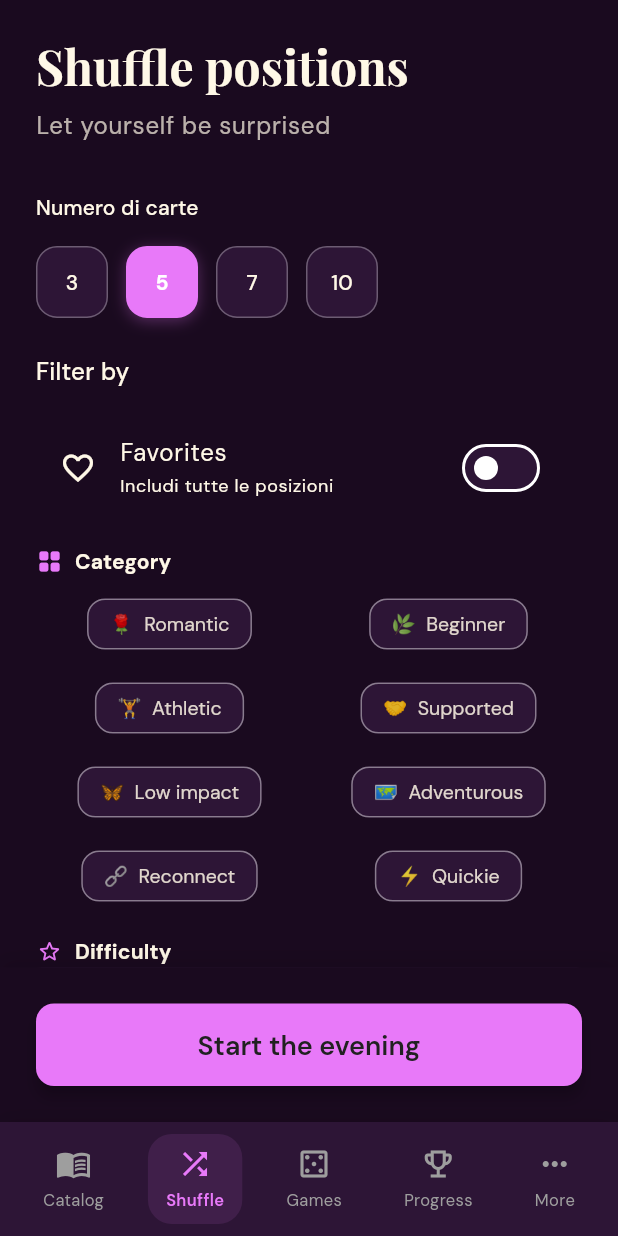
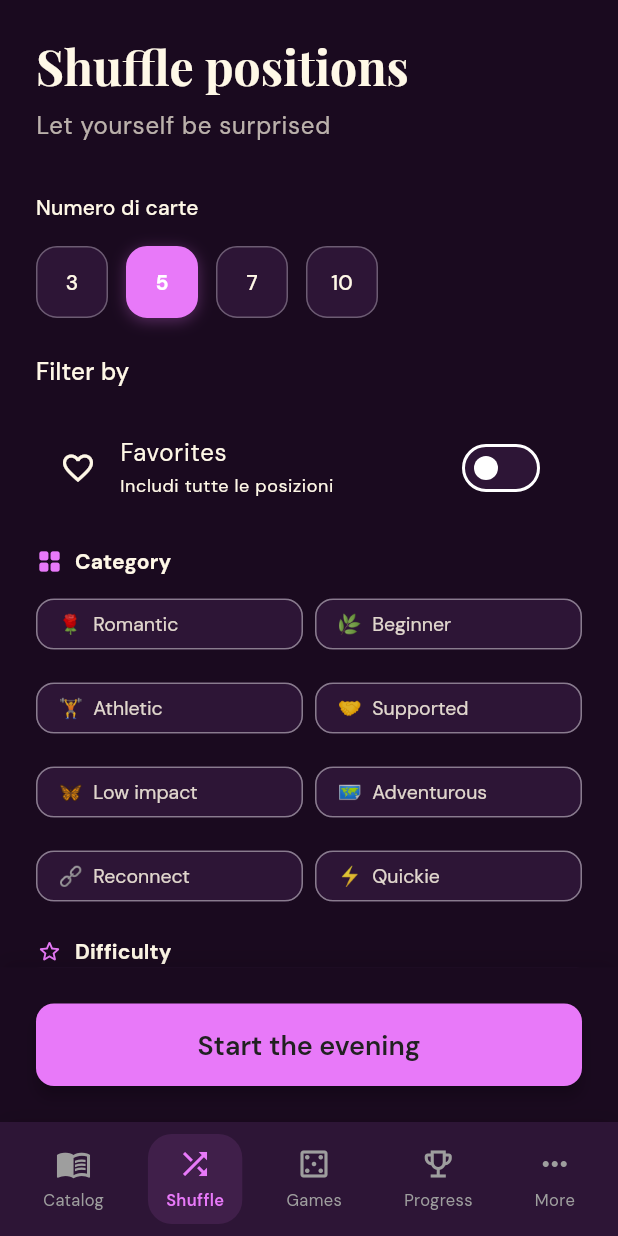
Before and after one commit to godcorpspa/kamasutra_app, a Flutter app: the ShuffleScreen screen opened by its route, on a phone screen of 412 x 824 dp. Run offline on Flutter 3.47's test engine with Material 3 defaults, Android fonts, the phone set to English and light mode, and no system bars; our stand-ins replace cloud_firestore, confetti, easy_localization, equatable, firebase_auth, firebase_core and 6 more; accounts and stored records are empty; network calls fail; project files that could hold a hidden picture were left out.

Commit message:
Allinea a sinistra le label dei chip filtro in catalogo e shuffle
- FilterChip: wrap Text in Align(Alignment.centerLeft)
- ChoiceChip: sostituisce Center con Align(Alignment.centerLeft)
- Rimosso textAlign: TextAlign.center nei ChoiceChip

https://claude.ai/code/session_013EC1d6fwaYQNjbCSc73bin

```diff
--- a/lib/features/shuffle/presentation/shuffle_screen.dart
+++ b/lib/features/shuffle/presentation/shuffle_screen.dart
@@ -344,12 +344,15 @@ class _ShuffleScreenState extends ConsumerState<ShuffleScreen> {
   }) {
     final theme = Theme.of(context);
     return FilterChip(
-      label: Text(
-        label,
-        style: TextStyle(
-          fontSize: 13,
-          fontWeight: isSelected ? FontWeight.w600 : FontWeight.w400,
-          color: isSelected ? accentColor : theme.colorScheme.onSurface.withOpacity(0.85),
+      label: Align(
+        alignment: Alignment.centerLeft,
+        child: Text(
+          label,
+          style: TextStyle(
+            fontSize: 13,
+            fontWeight: isSelected ? FontWeight.w600 : FontWeight.w400,
+            color: isSelected ? accentColor : theme.colorScheme.onSurface.withOpacity(0.85),
+          ),
         ),
       ),
       selected: isSelected,
@@ -373,10 +376,10 @@ class _ShuffleScreenState extends ConsumerState<ShuffleScreen> {
   }) {
     final theme = Theme.of(context);
     return ChoiceChip(
-      label: Center(
+      label: Align(
+        alignment: Alignment.centerLeft,
         child: Text(
           label,
-          textAlign: TextAlign.center,
           style: TextStyle(
             fontSize: 13,
             fontWeight: isSelected ? FontWeight.w600 : FontWeight.w400,
```
Also changed, not shown: lib/features/catalog/widgets/filter_sheet.dart (+6 -3 lines).
